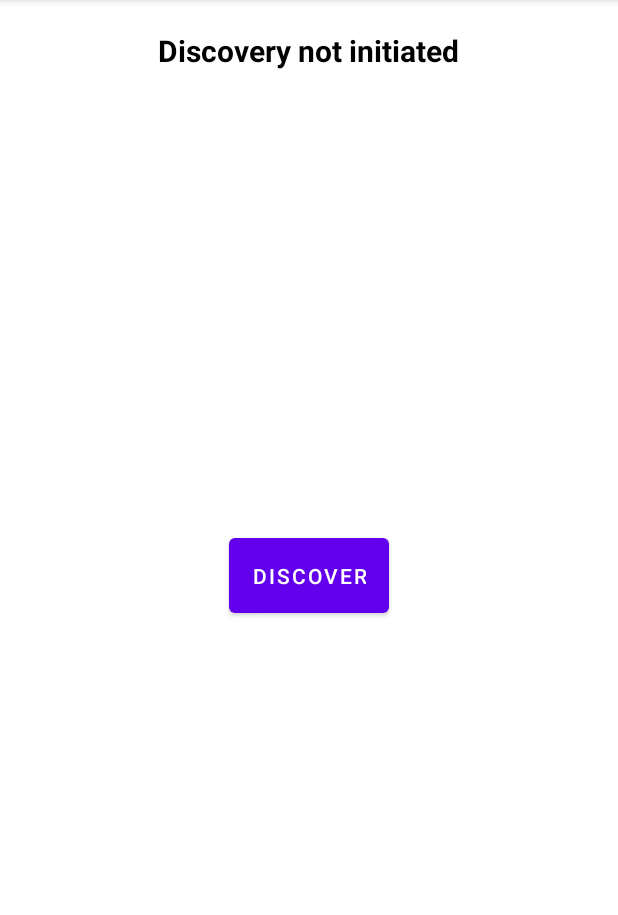
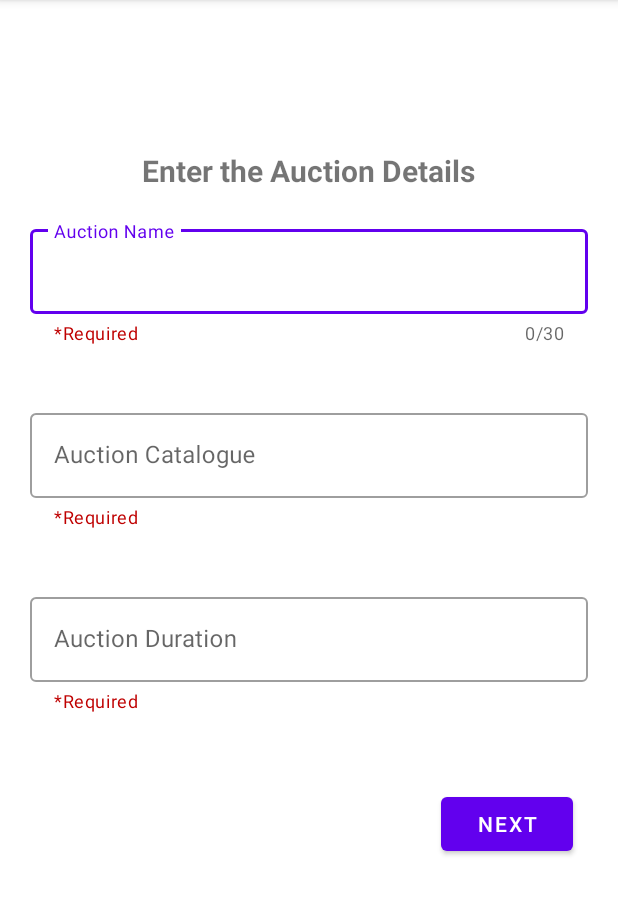
Before and after one commit to GobinathAL/p2pauction, an Android app: the screen it shows after launch (createActivity before the commit, AuctionCatalogue after it), after a tap on "CREATE AUCTION", on a phone screen of 412 x 824 dp, the part 84-999 px from its top. Run offline under Robolectric (Android 15) with nearby library versions, the phone set to English and light mode, and no system bars.

```diff
--- a/app/src/main/AndroidManifest.xml
+++ b/app/src/main/AndroidManifest.xml
@@ -28,7 +28,10 @@
         android:roundIcon="@mipmap/ic_launcher_round"
         android:supportsRtl="true"
         android:theme="@style/Theme.P2pauction">
-        <activity android:name=".AboutActivity"></activity>
+        <activity android:name=".GroupJoin"></activity>
+        <activity android:name=".GroupFormation" />
+        <activity android:name=".AuctionCatalogue" />
+        <activity android:name=".AboutActivity" />
         <activity android:name=".JoinActivity" />
         <activity android:name=".HomeScreen">
             <intent-filter>
--- /dev/null
+++ b/app/src/main/java/com/network/p2pauction/AuctionCatalogue.java
@@ -0,0 +1,68 @@
+package com.network.p2pauction;
+
+import androidx.appcompat.app.AppCompatActivity;
+
+import android.annotation.SuppressLint;
+import android.content.Intent;
+import android.os.Bundle;
+import android.util.Log;
+import android.view.View;
+
+import com.google.android.material.button.MaterialButton;
+import com.google.android.material.textfield.TextInputEditText;
+
+public class AuctionCatalogue extends AppCompatActivity {
+    MaterialButton next;
+    TextInputEditText input1, input2, input3;
+    public static String AUCTION_NAME;
+    public static String AUCTION_CATALOGUE;
+    public static Integer AUCTION_DURATION;
+    @Override
+    protected void onCreate(Bundle savedInstanceState) {
+        super.onCreate(savedInstanceState);
+        setContentView(R.layout.activity_auction_catalogue);
+        input1 = (TextInputEditText) findViewById(R.id.input1);
+        input2 = (TextInputEditText) findViewById(R.id.input2);
+        input3 = (TextInputEditText) findViewById(R.id.input3);
+        next = (MaterialButton) findViewById(R.id.nextbtn);
+        next.setOnClickListener(new View.OnClickListener() {
+            @SuppressLint("ResourceType")
+            public void onClick(View v) {
+                Intent intent = new Intent(getApplicationContext(), createActivity.class);
+                AUCTION_NAME = String.valueOf(input1.getText());
+                AUCTION_CATALOGUE = String.valueOf(input2.getText());
+                AUCTION_DURATION = Integer.parseInt(String.valueOf(input3.getText()));
+                Log.i("check", String.valueOf(input1.getText()));
+                Log.i("check", String.valueOf(input2.getText()));
+                Integer i1 = Integer.parseInt(String.valueOf(input3.getText()));
+                Log.i("check", i1.toString());
+                startActivity(intent);
+            }
+        });
+    }
+
+    @Override
+    protected void onStart() {
+        super.onStart();
+    }
+
+    @Override
+    protected void onRestart() {
+        super.onRestart();
+    }
+
+    @Override
+    protected void onPause() {
+        super.onPause();
+    }
+
+    @Override
+    protected void onResume() {
+        super.onResume();
+    }
+
+    @Override
+    protected void onDestroy() {
+        super.onDestroy();
+    }
+}
--- a/app/src/main/java/com/network/p2pauction/BReceiver.java
+++ b/app/src/main/java/com/network/p2pauction/BReceiver.java
@@ -3,7 +3,9 @@ package com.network.p2pauction;
 import android.content.BroadcastReceiver;
 import android.content.Context;
 import android.content.Intent;
+import android.net.NetworkInfo;
 import android.net.wifi.p2p.WifiP2pConfig;
+import android.net.wifi.p2p.WifiP2pInfo;
 import android.net.wifi.p2p.WifiP2pManager;
 import android.util.Log;
 
@@ -35,6 +37,7 @@ public class BReceiver extends BroadcastReceiver {
             }
         } else if (WifiP2pManager.WIFI_P2P_CONNECTION_CHANGED_ACTION.equals(action)) {
             // Respond to new connection or disconnections
+
         } else if (WifiP2pManager.WIFI_P2P_THIS_DEVICE_CHANGED_ACTION.equals(action)) {
             // Respond to this device's wifi state changing
         }
--- a/app/src/main/java/com/network/p2pauction/HomeScreen.java
+++ b/app/src/main/java/com/network/p2pauction/HomeScreen.java
@@ -25,7 +25,7 @@ public class HomeScreen extends AppCompatActivity {
         createButton.setOnClickListener(new View.OnClickListener() {
             @Override
             public void onClick(View v) {
-                Intent intent = new Intent(getApplicationContext(), createActivity.class);
+                Intent intent = new Intent(getApplicationContext(), AuctionCatalogue.class);
                 startActivity(intent);
             }
         });
--- /dev/null
+++ b/app/src/main/res/layout/activity_auction_catalogue.xml
@@ -0,0 +1,77 @@
+<?xml version="1.0" encoding="utf-8"?>
+<RelativeLayout xmlns:android="http://schemas.android.com/apk/res/android"
+    xmlns:app="http://schemas.android.com/apk/res-auto"
+    xmlns:tools="http://schemas.android.com/tools"
+    android:layout_width="match_parent"
+    android:layout_height="match_parent"
+    tools:context=".AuctionCatalogue">
+
+    <com.google.android.material.textview.MaterialTextView
+        android:id="@+id/textField2"
+        android:layout_width="wrap_content"
+        android:layout_height="wrap_content"
+        android:text="Enter the Auction Details"
+        android:textSize="20dp"
+        android:textStyle="bold"
+        android:layout_centerHorizontal="true"
+        android:layout_marginTop="100dp" />
+    <com.google.android.material.textfield.TextInputLayout
+        android:id="@+id/_input1"
+        android:layout_width="match_parent"
+        android:layout_height="wrap_content"
+        android:layout_margin="20dp"
+        app:helperTextEnabled="true"
+        app:helperText="*Required"
+        android:hint="Auction Name"
+        app:counterEnabled="true"
+        app:counterMaxLength="30"
+        app:helperTextTextColor="#BF0000"
+        style="@style/Widget.MaterialComponents.TextInputLayout.OutlinedBox"
+        android:layout_below="@+id/textField2">
+        <com.google.android.material.textfield.TextInputEditText
+            android:id="@+id/input1"
+            android:layout_width="match_parent"
+            android:layout_height="wrap_content" />
+    </com.google.android.material.textfield.TextInputLayout>
+    <com.google.android.material.textfield.TextInputLayout
+        android:id="@+id/_input2"
+        android:layout_width="match_parent"
+        android:layout_height="wrap_content"
+        android:layout_margin="20dp"
+        app:helperTextEnabled="true"
+        app:helperText="*Required"
+        app:helperTextTextColor="#BF0000"
+        android:hint="Auction Catalogue"
+        style="@style/Widget.MaterialComponents.TextInputLayout.OutlinedBox"
+        android:layout_below="@+id/_input1">
+        <com.google.android.material.textfield.TextInputEditText
+            android:id="@+id/input2"
+            android:layout_width="match_parent"
+            android:layout_height="wrap_content" />
+    </com.google.android.material.textfield.TextInputLayout>
+    <com.google.android.material.textfield.TextInputLayout
+        android:id="@+id/_input3"
+        android:layout_width="match_parent"
+        android:layout_height="wrap_content"
+        android:layout_margin="20dp"
+        app:helperTextEnabled="true"
+        app:helperText="*Required"
+        app:helperTextTextColor="#BF0000"
+        android:hint="Auction Duration"
+        style="@style/Widget.MaterialComponents.TextInputLayout.OutlinedBox"
+        android:layout_below="@+id/_input2">
+        <com.google.android.material.textfield.TextInputEditText
+            android:id="@+id/input3"
+            android:layout_width="match_parent"
+            android:layout_height="wrap_content" />
+    </com.google.android.material.textfield.TextInputLayout>
+
+    <com.google.android.material.button.MaterialButton
+        android:id="@+id/nextbtn"
+        android:layout_width="wrap_content"
+        android:layout_height="wrap_content"
+        android:layout_below="@+id/_input3"
+        android:layout_alignParentRight="true"
+        android:layout_margin="30dp"
+        android:text="Next" />
+</RelativeLayout>
```
Also changed, not shown: app/src/main/java/com/network/p2pauction/JoinActivity.java (+12 -0 lines), app/src/main/java/com/network/p2pauction/createActivity.java (+48 -3 lines), app/src/main/res/layout/activity_main.xml (+19 -7 lines).
